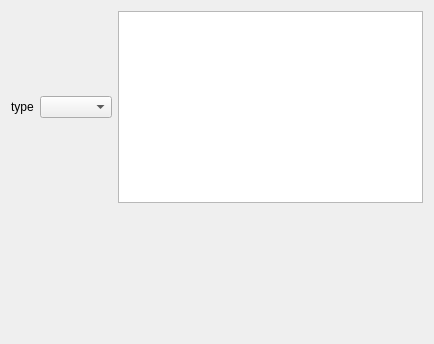
The window that dataplot.ui (mugiseyebrows/mugi-query) describes before a commit, drawn with Qt 5.
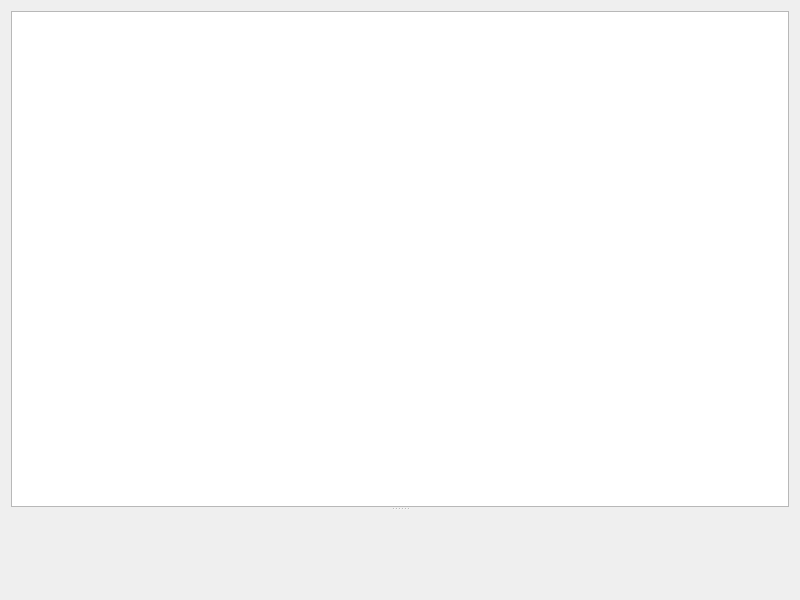
The same window after the commit. Custom widgets are drawn as their Qt base class.

What changed in the file:
```diff
--- a/dataplot.ui
+++ b/dataplot.ui
@@ -6,44 +6,29 @@
    <rect>
     <x>0</x>
     <y>0</y>
-    <width>434</width>
-    <height>344</height>
+    <width>800</width>
+    <height>600</height>
    </rect>
   </property>
   <property name="windowTitle">
    <string>Form</string>
   </property>
-  <layout class="QVBoxLayout" name="verticalLayout" stretch="0,1">
+  <layout class="QVBoxLayout" name="verticalLayout">
    <item>
-    <layout class="QHBoxLayout" name="horizontalLayout">
-     <item>
-      <layout class="QGridLayout" name="gridLayout">
-       <item row="0" column="0">
-        <widget class="QLabel" name="label">
-         <property name="text">
-          <string>type</string>
-         </property>
-        </widget>
-       </item>
-       <item row="0" column="1">
-        <widget class="QComboBox" name="type"/>
-       </item>
-      </layout>
-     </item>
-     <item>
-      <widget class="QTableView" name="xy"/>
-     </item>
-    </layout>
-   </item>
-   <item>
-    <widget class="QwtPlot" name="plot" native="true"/>
+    <widget class="QSplitter" name="splitter">
+     <property name="orientation">
+      <enum>Qt::Vertical</enum>
+     </property>
+     <widget class="QTableView" name="xy"/>
+     <widget class="QwtPlot" name="plot"/>
+    </widget>
    </item>
   </layout>
  </widget>
  <customwidgets>
   <customwidget>
    <class>QwtPlot</class>
-   <extends>QWidget</extends>
+   <extends>QFrame</extends>
    <header>qwt_plot.h</header>
    <container>1</container>
   </customwidget>
```
Left out of the diff: 2 changed lines with no effect on the pictures.
